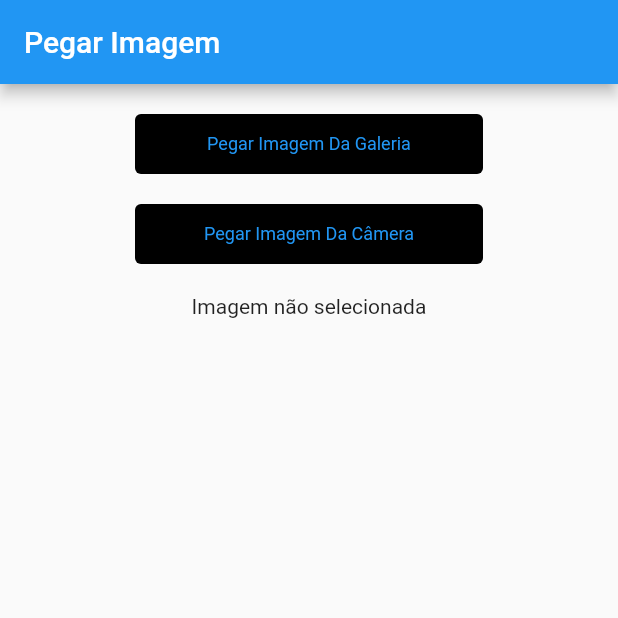
After one commit to mjsil/meau_app, a Flutter app: the MyPhotoSelector screen opened directly, after a tap on "Pegar Imagem Da Galeria", on a phone screen of 412 x 824 dp, the top half of it. The commit adds this screen. Run offline on Flutter 3.47's test engine with Material 2 defaults, Android fonts, the phone set to English and light mode, and no system bars; our stand-ins replace cloud_firestore, firebase_auth, firebase_core, image_picker; accounts and stored records are empty.

Commit message:
feat: galery and photo selector, whitout firebase

```diff
--- /dev/null
+++ b/lib/screens/AddPhoto/index.dart
@@ -0,0 +1,111 @@
+import 'dart:io';
+
+import 'package:flutter/material.dart';
+import 'package:flutter/services.dart';
+import 'package:image_picker/image_picker.dart';
+
+class AddPhotoScreen extends StatelessWidget {
+  const AddPhotoScreen({Key? key}) : super(key: key);
+
+  @override
+  Widget build(BuildContext context) {
+    return MaterialApp(
+      title: 'Pegar Imagem',
+      theme: ThemeData(
+        primarySwatch: Colors.blue,
+      ),
+      home: const MyPhotoSelector(title: 'Pegar Imagem'),
+    );
+  }
+}
+
+class MyPhotoSelector extends StatefulWidget {
+  const MyPhotoSelector({Key? key, required this.title}) : super(key: key);
+
+  final String title;
+
+  @override
+  State<MyPhotoSelector> createState() => _MyPhotoSelectorState();
+}
+
+class _MyPhotoSelectorState extends State<MyPhotoSelector> {
+  File? image;
+
+  Future pickImage() async {
+    try {
+      final image = await ImagePicker().pickImage(source: ImageSource.gallery);
+
+      if (image == null) return;
+
+      final imageTemp = File(image.path);
+
+      setState(() => this.image = imageTemp);
+    } on PlatformException catch (e) {
+      print('Failed to pick image: $e');
+    }
+  }
+
+  Future pickImageC() async {
+    try {
+      final image = await ImagePicker().pickImage(source: ImageSource.camera);
+
+      if (image == null) return;
+
+      final imageTemp = File(image.path);
+
+      setState(() => this.image = imageTemp);
+    } on PlatformException catch (e) {
+      print('Failed to pick image: $e');
+    }
+  }
+
+  @override
+  Widget build(BuildContext context) {
+    return Scaffold(
+        appBar: AppBar(
+          title: const Text("Pegar Imagem"),
+        ),
+        body: Center(
+          child: Column(
+            children: [
+              const SizedBox(height: 20),
+              SizedBox(
+                width: 232,
+                height: 40,
+                child: TextButton(
+                  style: TextButton.styleFrom(
+                    backgroundColor: Colors.black,
+                    textStyle: const TextStyle(
+                      fontSize: 12,
+                    ),
+                  ),
+                  onPressed: () => pickImage(),
+                  child: const Text("Pegar Imagem Da Galeria"),
+                ),
+              ),
+              const SizedBox(height: 20),
+              SizedBox(
+                width: 232,
+                height: 40,
+                child: TextButton(
+                  style: TextButton.styleFrom(
+                    backgroundColor: Colors.black,
+                    textStyle: const TextStyle(
+                      fontSize: 12,
+                    ),
+                  ),
+                  onPressed: () => pickImageC(),
+                  child: const Text("Pegar Imagem Da Câmera"),
+                ),
+              ),
+              const SizedBox(
+                height: 20,
+              ),
+              image != null
+                  ? Image.file(image!)
+                  : const Text("Imagem não selecionada")
+            ],
+          ),
+        ));
+  }
+}
--- a/lib/screens/AnimalRegistry/index.dart
+++ b/lib/screens/AnimalRegistry/index.dart
@@ -1,6 +1,8 @@
 import 'package:cloud_firestore/cloud_firestore.dart';
 import 'package:flutter/material.dart';
 import 'package:uuid/uuid.dart';
+
+import '../AddPhoto/index.dart';
 
 class AnimalRegistryScreen extends StatelessWidget {
   const AnimalRegistryScreen({super.key});
@@ -107,9 +109,11 @@ class RegisterPeopleScreen extends State {
               mainAxisAlignment: MainAxisAlignment.center,
               children: [
                 IconButton(
-                    onPressed: () {
-                      print("add image");
-                    },
+                    onPressed: () => Navigator.push(
+                          context,
+                          MaterialPageRoute(
+                              builder: (context) => const AddPhotoScreen()),
+                        ),
                     icon: const Icon(Icons.control_point,
                         color: Color(0Xff434343))),
                 const Text(
```
